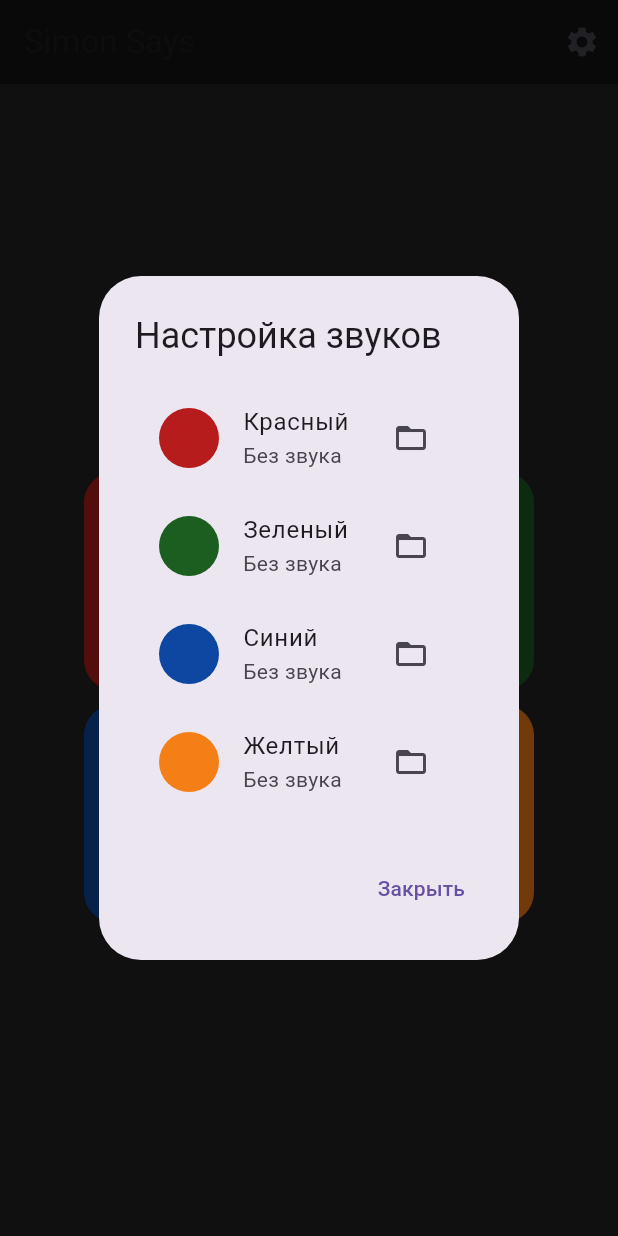
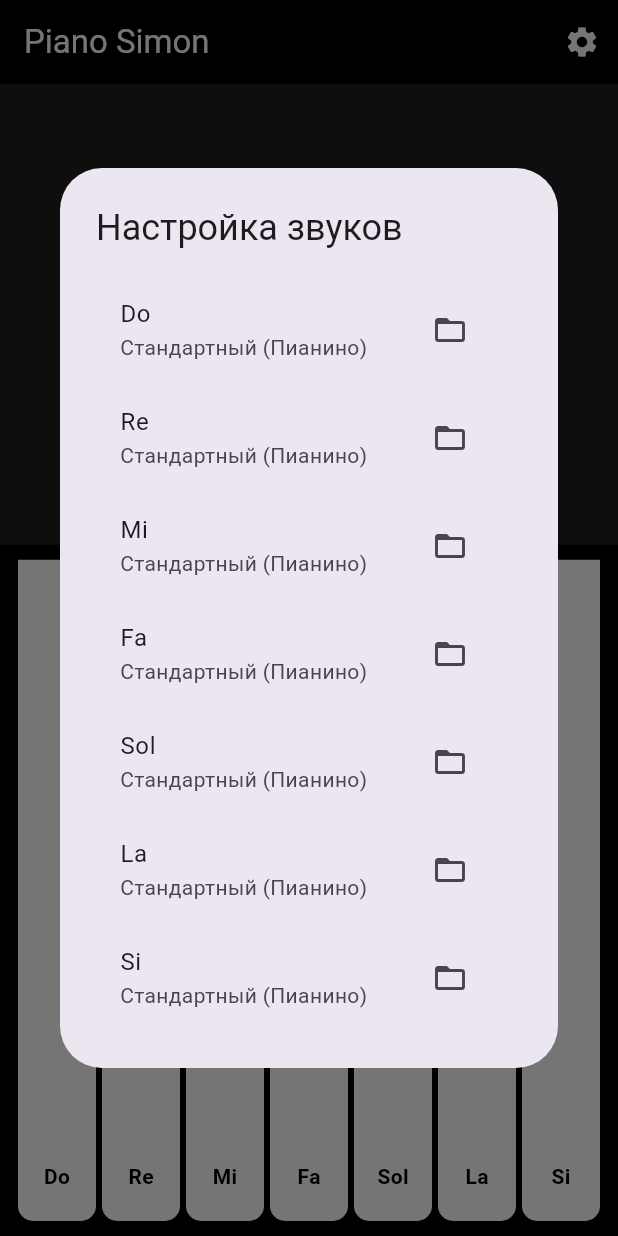
Before and after one commit to Bebaklava/rtm, a Flutter app: the screen it shows after launch, after a tap on "СТАРТ", after a tap on the "settings" icon, on a phone screen of 412 x 824 dp. Run offline on Flutter 3.47's test engine with Material 3 defaults, Android fonts, the phone set to English and light mode, and no system bars; our stand-ins replace audioplayers, file_picker.

Commit message:
Add piano gameplay, assets and GitHub Actions workflow

```diff
--- a/lib/main.dart
+++ b/lib/main.dart
@@ -1,80 +1,76 @@
 import 'dart:async';
-import 'dart:io';
 import 'dart:math';
 import 'package:flutter/material.dart';
+import 'package:flutter/services.dart';
 import 'package:audioplayers/audioplayers.dart';
 import 'package:file_picker/file_picker.dart';
 import 'package:flutter/foundation.dart' show kIsWeb;
 
 void main() {
-  runApp(const SimonGameApp());
+  WidgetsFlutterBinding.ensureInitialized();
+  // Принудительно альбомная ориентация
+  SystemChrome.setPreferredOrientations([
+    DeviceOrientation.landscapeLeft,
+    DeviceOrientation.landscapeRight,
+  ]).then((_) {
+    runApp(const PianoGameApp());
+  });
 }
 
-class SimonGameApp extends StatelessWidget {
-  const SimonGameApp({super.key});
+class PianoGameApp extends StatelessWidget {
+  const PianoGameApp({super.key});
 
   @override
   Widget build(BuildContext context) {
     return MaterialApp(
-      title: 'Повтори Мелодию',
+      title: 'Piano Simon',
+      debugShowCheckedModeBanner: false,
       theme: ThemeData(
-        primarySwatch: Colors.blue,
-        scaffoldBackgroundColor: const Color(0xFF222222),
         useMaterial3: true,
+        scaffoldBackgroundColor: const Color(0xFF1E1E1E),
       ),
-      home: const SimonGamePage(),
+      home: const PianoGamePage(),
     );
   }
 }
 
-class SimonGamePage extends StatefulWidget {
-  const SimonGamePage({super.key});
+class PianoGamePage extends StatefulWidget {
+  const PianoGamePage({super.key});
 
   @override
-  State<SimonGamePage> createState() => _SimonGamePageState();
+  State<PianoGamePage> createState() => _PianoGamePageState();
 }
 
-class _SimonGamePageState extends State<SimonGamePage> {
+class _PianoGamePageState extends State<PianoGamePage> {
   final List<int> _sequence = [];
   final List<int> _userSequence = [];
   final Random _random = Random();
   final AudioPlayer _player = AudioPlayer();
 
-  // Пути к аудиофайлам (null = без звука)
-  final List<String?> _audioPaths = [null, null, null, null];
+  // 7 нот
+  final int _keysCount = 7;
+  // Если путь null - играем asset, иначе - файл пользователя
+  final List<String?> _userNotePaths = List.filled(7, null);
+  final List<String> _noteNames = ["Do", "Re", "Mi", "Fa", "Sol", "La", "Si"];
 
-  // Состояние игры
+  // Состояние
   bool _isPlayingSequence = false;
   bool _gameOver = false;
   int _score = 0;
-
-  // Для анимации подсветки
-  int _activeLightIndex = -1;
-  String _statusText = "Нажми Старт!";
-
-  final List<Color> _baseColors = [
-    Colors.red[900]!,
-    Colors.green[900]!,
-    Colors.blue[900]!,
-    Colors.yellow[900]!,
-  ];
-
-  final List<Color> _brightColors = [
-    Colors.redAccent,
-    Colors.greenAccent,
-    Colors.blueAccent,
-    Colors.yellowAccent,
-  ];
-
-  final List<String> _colorNames = ["Красный", "Зеленый", "Синий", "Желтый"];
+  int _activeKeyIndex = -1;
+  String _statusText = "Нажми СТАРТ";
 
   @override
   void dispose() {
     _player.dispose();
+    SystemChrome.setPreferredOrientations([
+      DeviceOrientation.landscapeRight,
+      DeviceOrientation.landscapeLeft,
+      DeviceOrientation.portraitUp,
+      DeviceOrientation.portraitDown,
+    ]);
     super.dispose();
   }
-
-  // --- ЛОГИКА ИГРЫ ---
 
   void _startGame() {
     setState(() {
@@ -82,13 +78,13 @@ class _SimonGamePageState extends State<SimonGamePage> {
       _userSequence.clear();
       _score = 0;
       _gameOver = false;
-      _statusText = "Смотри...";
+      _statusText = "Слушай...";
     });
     _nextRound();
   }
 
   void _nextRound() async {
-    _sequence.add(_random.nextInt(4));
+    _sequence.add(_random.nextInt(_keysCount));
     setState(() {
       _userSequence.clear();
       _isPlayingSequence = true;
@@ -97,55 +93,51 @@ class _SimonGamePageState extends State<SimonGamePage> {
 
     await Future.delayed(const Duration(seconds: 1));
     for (int index in _sequence) {
-      await _activateButton(index);
-      await Future.delayed(const Duration(milliseconds: 300));
+      await _activateKey(index);
+      await Future.delayed(const Duration(milliseconds: 200));
     }
 
     setState(() {
       _isPlayingSequence = false;
-      _statusText = "Твой ход!";
+      _statusText = "Повтори!";
     });
   }
 
-  Future<void> _activateButton(int index) async {
-    // 1. Визуальная подсветка
-    setState(() {
-      _activeLightIndex = index;
-    });
-
-    // 2. Звук
+  Future<void> _activateKey(int index) async {
+    setState(() => _activeKeyIndex = index);
     _playSound(index);
-
-    // Ждем
-    await Future.delayed(const Duration(milliseconds: 400));
-
-    // Выключаем подсветку
-    setState(() {
-      _activeLightIndex = -1;
-    });
+    await Future.delayed(const Duration(milliseconds: 300));
+    setState(() => _activeKeyIndex = -1);
   }
 
   Future<void> _playSound(int index) async {
-    String? path = _audioPaths[index];
-    if (path != null) {
     try {
-        if (kIsWeb) {
-             // На вебе сложнее с локальными путями из пикера, пока пропустим или нужны URL
-             // Для простоты оставим пустым для веба, если файл не из ассетов
+      await _player.stop();
+
+      String? userPath = _userNotePaths[index];
+      if (userPath != null) {
+        if (!kIsWeb) {
+           await _player.play(DeviceFileSource(userPath));
+        }
       } else {
-             await _player.stop(); // Остановить предыдущий звук
-             await _player.play(DeviceFileSource(path));
+        await _player.play(AssetSource('note${index + 1}.mp3'));
       }
     } catch (e) {
-        debugPrint("Ошибка воспроизведения: $e");
-      }
+      debugPrint("Error playing sound: $e");
     }
   }
 
-  void _handleButtonTap(int index) async {
-    if (_gameOver || _isPlayingSequence) return;
+  void _handleKeyTap(int index) async {
+    // Защита от случайных нажатий до старта или во время показа
+    if (_gameOver || _isPlayingSequence || _sequence.isEmpty) {
+        // Можно просто проиграть звук для фана, но не засчитывать в логику игры
+        if (_sequence.isEmpty && !_gameOver) {
+             _activateKey(index);
+        }
+        return;
+    }
 
-    _activateButton(index); // Светим и играем
+    _activateKey(index);
 
     if (index == _sequence[_userSequence.length]) {
       _userSequence.add(index);
@@ -153,7 +145,7 @@ class _SimonGamePageState extends State<SimonGamePage> {
       if (_userSequence.length == _sequence.length) {
         setState(() {
           _score++;
-          _statusText = "Отлично! Уровень $_score";
+          _statusText = "Супер! Уровень $_score";
           _isPlayingSequence = true;
         });
         await Future.delayed(const Duration(seconds: 1));
@@ -167,54 +159,58 @@ class _SimonGamePageState extends State<SimonGamePage> {
     }
   }
 
-  // --- НАСТРОЙКИ ЗВУКА ---
-
   Future<void> _pickAudioFile(int index) async {
-    FilePickerResult? result = await FilePicker.platform.pickFiles(
-      type: FileType.audio,
-    );
-
+    FilePickerResult? result = await FilePicker.platform.pickFiles(type: FileType.audio);
     if (result != null && result.files.single.path != null) {
       setState(() {
-        _audioPaths[index] = result.files.single.path!;
+        _userNotePaths[index] = result.files.single.path!;
       });
-      ScaffoldMessenger.of(context).showSnackBar(
-        SnackBar(content: Text("Звук для ${_colorNames[index]} выбран!")),
-      );
+      ScaffoldMessenger.of(context).showSnackBar(SnackBar(content: Text("Звук для ${_noteNames[index]} заменен")));
     }
   }
 
-  void _showSettingsDialog() {
+  void _resetSound(int index) {
+    setState(() {
+      _userNotePaths[index] = null;
+    });
+    Navigator.pop(context);
+    ScaffoldMessenger.of(context).showSnackBar(SnackBar(content: Text("Сброшен звук для ${_noteNames[index]}")));
+  }
+
+  void _showSettings() {
     showDialog(
       context: context,
-      builder: (ctx) {
-        return AlertDialog(
+      builder: (ctx) => AlertDialog(
         title: const Text("Настройка звуков"),
-          content: Column(
+        content: SizedBox(
+          width: double.maxFinite,
+          child: ListView.builder(
+            shrinkWrap: true,
+            itemCount: _keysCount,
+            itemBuilder: (ctx, i) => ListTile(
+              title: Text(_noteNames[i]),
+              subtitle: Text(_userNotePaths[i] != null ? "Пользовательский" : "Стандартный (Пианино)"),
+              trailing: Row(
                 mainAxisSize: MainAxisSize.min,
-            children: List.generate(4, (index) {
-              return ListTile(
-                leading: CircleAvatar(backgroundColor: _baseColors[index]),
-                title: Text(_colorNames[index]),
-                subtitle: Text(_audioPaths[index] != null ? "Файл выбран" : "Без звука"),
-                trailing: IconButton(
+                children: [
+                  if (_userNotePaths[i] != null)
+                    IconButton(
+                      icon: const Icon(Icons.refresh, color: Colors.orange),
+                      onPressed: () => _resetSound(i),
+                    ),
+                  IconButton(
                     icon: const Icon(Icons.folder_open),
                     onPressed: () {
                       Navigator.pop(ctx);
-                    _pickAudioFile(index);
+                      _pickAudioFile(i);
                     },
                   ),
-              );
-            }),
+                ],
               ),
-          actions: [
-            TextButton(
-              onPressed: () => Navigator.pop(ctx),
-              child: const Text("Закрыть"),
-            )
-          ],
-        );
-      },
+            ),
+          ),
+        ),
+      ),
     );
   }
 
@@ -222,105 +218,93 @@ class _SimonGamePageState extends State<SimonGamePage> {
   Widget build(BuildContext context) {
     return Scaffold(
       appBar: AppBar(
-        title: const Text('Simon Says'),
-        backgroundColor: Colors.black45,
+        title: const Text('Piano Simon'),
+        backgroundColor: Colors.black,
+        foregroundColor: Colors.white,
         actions: [
-          IconButton(
-            icon: const Icon(Icons.settings),
-            onPressed: _showSettingsDialog,
-          )
+          IconButton(icon: const Icon(Icons.settings), onPressed: _showSettings)
         ],
       ),
       body: Column(
+        children: [
+          // Info Area
+          Expanded(
+            flex: 2,
+            child: Container(
+              alignment: Alignment.center,
+              padding: const EdgeInsets.all(20),
+              child: Column(
                 mainAxisAlignment: MainAxisAlignment.center,
                 children: [
+                  Text(_statusText, style: const TextStyle(fontSize: 32, color: Colors.white, fontWeight: FontWeight.bold)),
+                  if (_gameOver)
                     Padding(
-            padding: const EdgeInsets.all(20.0),
-            child: Column(
-              children: [
-                Text(
-                  _statusText,
-                  style: TextStyle(
-                    fontSize: 28,
-                    color: _gameOver ? Colors.red : Colors.white,
-                    fontWeight: FontWeight.bold
+                      padding: const EdgeInsets.only(top: 20),
+                      child: ElevatedButton(
+                        onPressed: _startGame,
+                        style: ElevatedButton.styleFrom(padding: const EdgeInsets.symmetric(horizontal: 30, vertical: 15)),
+                        child: const Text("ЗАНОВО", style: TextStyle(fontSize: 18)),
                       ),
                     ),
-                if (_gameOver)
+                  if (!_gameOver && _score == 0 && _sequence.isEmpty)
                     Padding(
-                    padding: const EdgeInsets.only(top: 10),
+                      padding: const EdgeInsets.only(top: 20),
                       child: ElevatedButton(
                         onPressed: _startGame,
-                      child: const Text("ИГРАТЬ СНОВА"),
-                    ),
-                  )
-              ],
+                        style: ElevatedButton.styleFrom(padding: const EdgeInsets.symmetric(horizontal: 30, vertical: 15)),
+                        child: const Text("СТАРТ", style: TextStyle(fontSize: 18)),
                       ),
                     ),
-
-          const SizedBox(height: 20),
-
-          Center(
-            child: SizedBox(
-              width: 300,
-              height: 300,
-              child: GridView.builder(
-                physics: const NeverScrollableScrollPhysics(),
-                gridDelegate: const SliverGridDelegateWithFixedCrossAxisCount(
-                  crossAxisCount: 2,
-                  crossAxisSpacing: 10,
-                  mainAxisSpacing: 10,
-                ),
-                itemCount: 4,
-                itemBuilder: (context, index) {
-                  return GestureDetector(
-                    onTapDown: (_) {
-                       if (!_isPlayingSequence && !_gameOver) {
-                         setState(() => _activeLightIndex = index);
-                       }
-                    },
-                    onTapUp: (_) {
-                       if (!_isPlayingSequence && !_gameOver) {
-                         setState(() => _activeLightIndex = -1);
-                         _handleButtonTap(index);
-                       }
-                    },
-                    onTapCancel: () {
-                       setState(() => _activeLightIndex = -1);
-                    },
-                    child: AnimatedContainer(
-                      duration: const Duration(milliseconds: 100),
-                      decoration: BoxDecoration(
-                        color: _activeLightIndex == index
-                            ? _brightColors[index]
-                            : _baseColors[index],
-                        borderRadius: BorderRadius.circular(20),
-                        boxShadow: [
-                          if (_activeLightIndex == index)
-                            BoxShadow(
-                              color: _brightColors[index].withOpacity(0.6),
-                              blurRadius: 20,
-                              spreadRadius: 5,
-                            )
                 ],
-                      ),
-                    ),
-                  );
-                },
               ),
             ),
           ),
 
-          const SizedBox(height: 50),
-
-          if (!_gameOver && _score == 0 && _sequence.isEmpty)
-             ElevatedButton(
-                onPressed: _startGame,
-                style: ElevatedButton.styleFrom(
-                  padding: const EdgeInsets.symmetric(horizontal: 40, vertical: 15),
-                  textStyle: const TextStyle(fontSize: 20),
+          // Piano Keys Area
+          Expanded(
+            flex: 3,
+            child: Container(
+              padding: const EdgeInsets.all(10),
+              color: Colors.black,
+              child: Row(
+                mainAxisAlignment: MainAxisAlignment.spaceEvenly,
+                crossAxisAlignment: CrossAxisAlignment.stretch,
+                children: List.generate(_keysCount, (index) {
+                  bool isActive = _activeKeyIndex == index;
+                  return Expanded(
+                    child: Padding(
+                      padding: const EdgeInsets.symmetric(horizontal: 2),
+                      child: GestureDetector(
+                        onTapDown: (_) {
+                          if (!_isPlayingSequence && !_gameOver) setState(() => _activeKeyIndex = index);
+                        },
+                        onTapUp: (_) {
+                          if (!_isPlayingSequence && !_gameOver) {
+                            setState(() => _activeKeyIndex = -1);
+                            _handleKeyTap(index);
+                          }
+                        },
+                        onTapCancel: () => setState(() => _activeKeyIndex = -1),
+                        child: AnimatedContainer(
+                          duration: const Duration(milliseconds: 100),
+                          decoration: BoxDecoration(
+                            color: isActive ? Colors.yellowAccent : Colors.white,
+                            borderRadius: const BorderRadius.vertical(bottom: Radius.circular(10)),
+                            boxShadow: isActive ? [BoxShadow(color: Colors.yellow.withOpacity(0.5), blurRadius: 15, spreadRadius: 2)] : [],
                           ),
-                child: const Text("СТАРТ"),
+                          alignment: Alignment.bottomCenter,
+                          padding: const EdgeInsets.only(bottom: 20),
+                          child: Text(
+                            _noteNames[index],
+                            style: const TextStyle(color: Colors.black, fontWeight: FontWeight.bold),
+                          ),
+                        ),
+                      ),
+                    ),
+                  );
+                }),
+              ),
+            ),
           ),
         ],
       ),
--- a/pubspec.yaml
+++ b/pubspec.yaml
@@ -89,3 +89,5 @@ flutter:
   #
   # For details regarding fonts from package dependencies,
   # see https://flutter.dev/to/font-from-package
+  assets:
+    - assets/
```
Also changed, not shown: 8 other files. Lines whose indentation alone changed are shown as unchanged.
